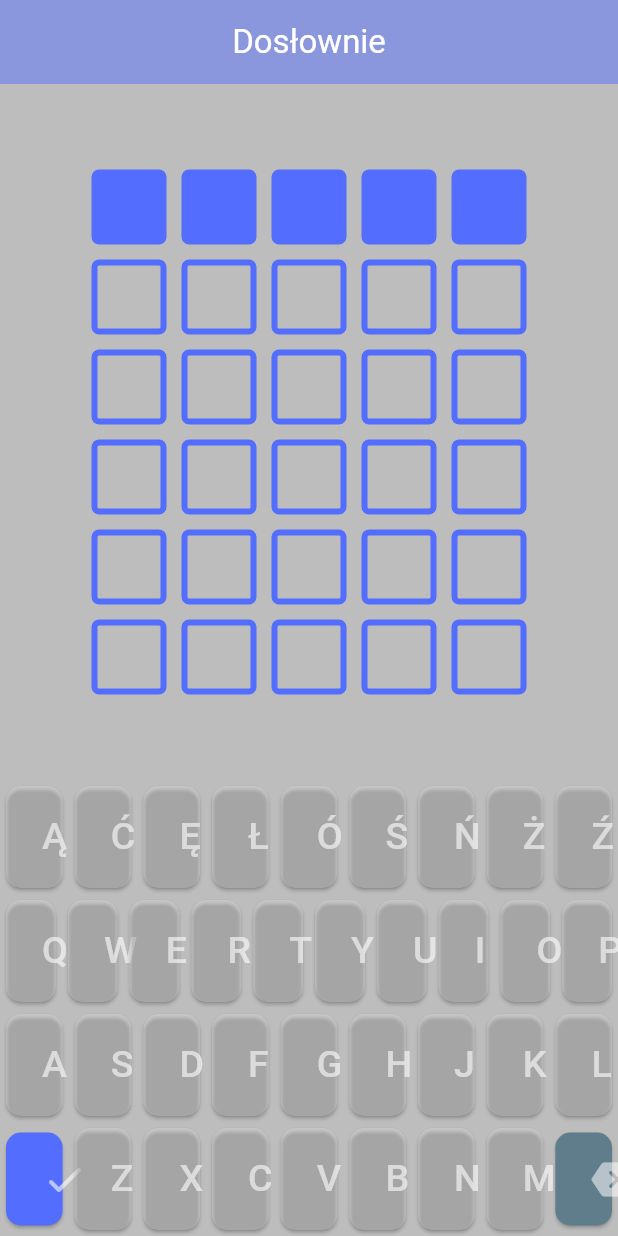
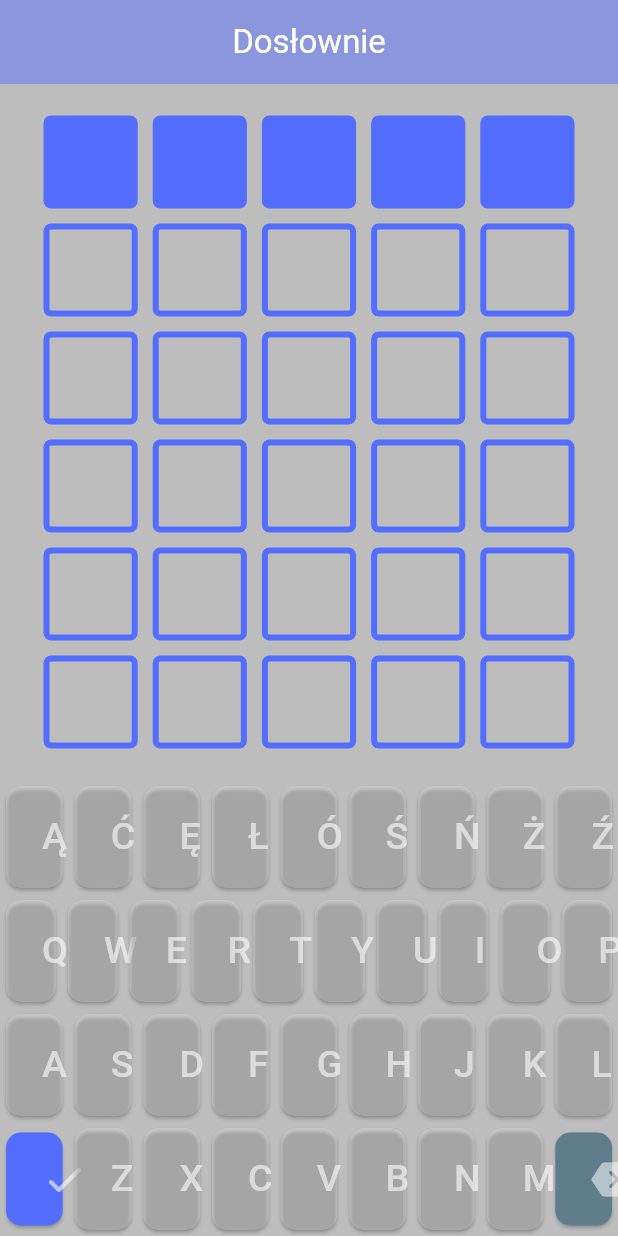
Before and after one commit to Evil00787/Doslownie, a Flutter app: the screen it shows after launch, on a phone screen of 412 x 824 dp. Run offline on Flutter 3.47's test engine with Material 2 defaults, Android fonts, the phone set to English and light mode, and no system bars; drawn by our look-alikes of dynamic_color; our stand-ins replace another_flushbar, bloc, equatable, flutter_bloc; missing offline and left inert: expand_tap_area; Roboto replaces fonts that are missing (RobotoMono).

Commit message:
- Added auto-game resize - Added new icon and appropriate app name!

```diff
--- a/lib/game_page.dart
+++ b/lib/game_page.dart
@@ -1,5 +1,6 @@
 import 'package:another_flushbar/flushbar.dart';
 import 'package:flutter/material.dart';
+import 'package:flutter/rendering.dart';
 import 'package:flutter/services.dart';
 import 'package:flutter_bloc/flutter_bloc.dart';
 
@@ -50,44 +51,69 @@ class GamePage extends StatelessWidget {
     );
   }
 
-  Center _buildGrid(BuildContext context) {
-    return Center(
+  Widget _buildGrid(BuildContext context) {
+    return BlocBuilder<GridCubit, GridState>(
+      builder: (context, state) => Center(
         child: Column(
           mainAxisAlignment: MainAxisAlignment.spaceBetween,
           children: [
             AppBar(
               title: Center(child: Text("Dosłownie")),
               backgroundColor: Theme.of(context).colorScheme.primaryContainer,
+              actions: [
+                state.state == GameState.won || state.state == GameState.lost
+                    ? IconButton(
+                        onPressed: () {
+                          _showEndGameDialog(context, state.state!, noDelay: true);
+                        },
+                        icon: Icon(Icons.restart_alt))
+                    : SizedBox.shrink()
+              ],
             ),
-          BlocBuilder<GridCubit, GridState>(
-            builder: (context, state) => Column(
+            Expanded(
+              child: AspectRatio(
+                aspectRatio: 1,
+                child: ConstrainedBox(
+                  constraints: BoxConstraints(maxWidth: 800),
+                  child: Padding(
+                    padding: const EdgeInsets.symmetric(
+                        horizontal: 24.0, vertical: 16.0),
+                    child: Column(
                       mainAxisAlignment: MainAxisAlignment.spaceEvenly,
                       children: [
                         for (var y = 0; y < state.dimensions.y; y++)
-                  Row(
+                          Expanded(
+                            child: Row(
                               mainAxisAlignment: MainAxisAlignment.center,
                               children: [
                                 for (var x = 0; x < state.dimensions.x; x++)
-                        AnimatedTile(
+                                  Expanded(
+                                    child: AnimatedTile(
                                       tile: state.tiles[y][x],
                                       delay: tileDelay(x),
                                       animationTime: tileAnimation,
                                     ),
+                                  ),
                               ],
+                            ),
                           )
                       ],
+                    ),
+                  ),
+                ),
               ),
             ),
             KeyboardWidget()
           ],
         ),
+      ),
     );
   }
 
-  void _showEndGameDialog(BuildContext context, GameState state) {
+  void _showEndGameDialog(BuildContext context, GameState state, {bool noDelay = false}) {
     var cubit = context.read<GridCubit>();
     var wordLength = cubit.state.dimensions.x;
-    Future.delayed(tileDelay(wordLength) + tileAnimation).then(
+    Future.delayed(noDelay ? Duration() : tileDelay(wordLength) + tileAnimation).then(
       (value) => showGeneralDialog(
           context: context,
           barrierDismissible: false,
@@ -96,8 +122,7 @@ class GamePage extends StatelessWidget {
                 gameState: state,
                 startNewGame: () => cubit.restartGame(),
                 hiddenWord: cubit.word,
-        )
-      ),
+              )),
     );
   }
 
--- a/lib/main.dart
+++ b/lib/main.dart
@@ -21,7 +21,7 @@ class MyApp extends StatelessWidget {
     return DynamicColorBuilder(
         builder: (ColorScheme? lightDynamic, ColorScheme? darkDynamic) {
       return MaterialApp(
-        title: 'Flutter Demo',
+        title: 'Dosłownie',
         theme: CustomTheme(context).getLightTheme(lightDynamic),
         darkTheme: CustomTheme(context).getDarkTheme(darkDynamic),
         themeMode: ThemeMode.dark,
--- a/lib/widgets/keyboard_widget.dart
+++ b/lib/widgets/keyboard_widget.dart
@@ -11,7 +11,7 @@ class KeyboardWidget extends StatelessWidget {
   Widget build(BuildContext context) {
     return BlocBuilder<KeyboardCubit, KeyboardState>(
       builder: (context, state) => ConstrainedBox(
-        constraints: const BoxConstraints(maxWidth: 600),
+        constraints: const BoxConstraints(maxWidth: 800),
         child: Column(
           children: [
             for (var tileRow in state.tileRows)
--- a/lib/widgets/letter_cell.dart
+++ b/lib/widgets/letter_cell.dart
@@ -22,8 +22,6 @@ class LetterCell extends StatelessWidget {
     return Padding(
       padding: EdgeInsets.all(5),
       child: SizedBox(
-        width: 50,
-        height: 50,
         child: TweenAnimationBuilder<Color?>(
           tween: ColorTween(
             begin: _currentColor!,
```
Also changed, not shown: pubspec.yaml (+10 -2 lines), assets/icons/icon.png (added), assets/icons/icon.svg (added), assets/icons/icon_foreground.png (added), pubspec.lock, 19 other files. Lines whose indentation alone changed are shown as unchanged.
